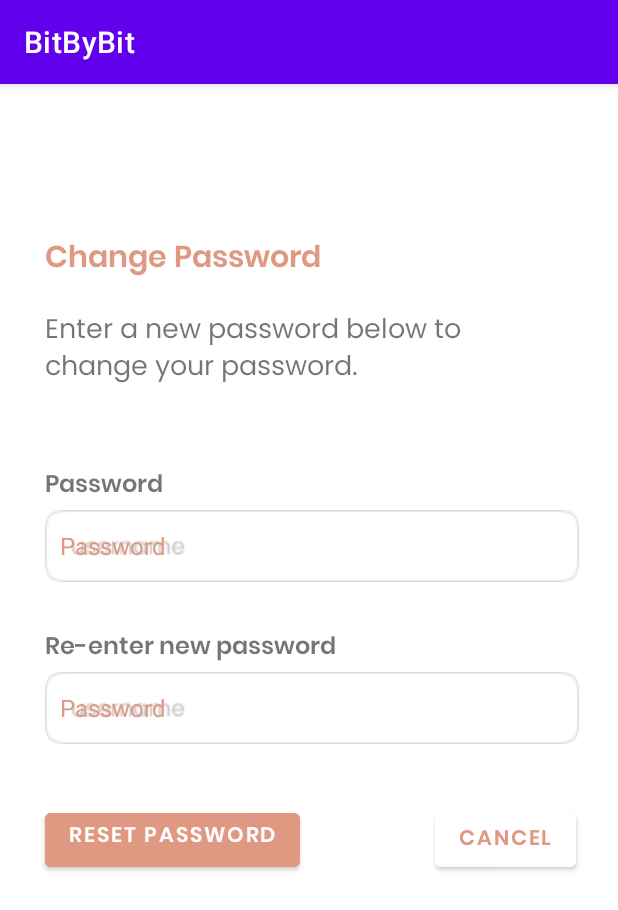
After one commit to adlynasn/BitByBitApp, an Android app: the fragment changePasswordPage shown on its own in the app's theme, on a phone screen of 412 x 824 dp. The commit adds this screen. Shown: the top 910 px of the screen. Run offline under Robolectric (Android 15) with nearby library versions, the phone set to English and light mode, and no system bars.

Commit message:
ui for change password page

```diff
--- /dev/null
+++ b/app/src/main/java/com/example/bitbybit/changePasswordPage.java
@@ -0,0 +1,64 @@
+package com.example.bitbybit;
+
+import android.os.Bundle;
+
+import androidx.fragment.app.Fragment;
+
+import android.view.LayoutInflater;
+import android.view.View;
+import android.view.ViewGroup;
+
+/**
+ * A simple {@link Fragment} subclass.
+ * Use the {@link changePasswordPage#newInstance} factory method to
+ * create an instance of this fragment.
+ */
+public class changePasswordPage extends Fragment {
+
+    // TODO: Rename parameter arguments, choose names that match
+    // the fragment initialization parameters, e.g. ARG_ITEM_NUMBER
+    private static final String ARG_PARAM1 = "param1";
+    private static final String ARG_PARAM2 = "param2";
+
+    // TODO: Rename and change types of parameters
+    private String mParam1;
+    private String mParam2;
+
+    public changePasswordPage() {
+        // Required empty public constructor
+    }
+
+    /**
+     * Use this factory method to create a new instance of
+     * this fragment using the provided parameters.
+     *
+     * @param param1 Parameter 1.
+     * @param param2 Parameter 2.
+     * @return A new instance of fragment changePasswordPage.
+     */
+    // TODO: Rename and change types and number of parameters
+    public static changePasswordPage newInstance(String param1, String param2) {
+        changePasswordPage fragment = new changePasswordPage();
+        Bundle args = new Bundle();
+        args.putString(ARG_PARAM1, param1);
+        args.putString(ARG_PARAM2, param2);
+        fragment.setArguments(args);
+        return fragment;
+    }
+
+    @Override
+    public void onCreate(Bundle savedInstanceState) {
+        super.onCreate(savedInstanceState);
+        if (getArguments() != null) {
+            mParam1 = getArguments().getString(ARG_PARAM1);
+            mParam2 = getArguments().getString(ARG_PARAM2);
+        }
+    }
+
+    @Override
+    public View onCreateView(LayoutInflater inflater, ViewGroup container,
+                             Bundle savedInstanceState) {
+        // Inflate the layout for this fragment
+        return inflater.inflate(R.layout.fragment_change_password_page, container, false);
+    }
+}
--- /dev/null
+++ b/app/src/main/res/layout/fragment_change_password_page.xml
@@ -0,0 +1,124 @@
+<?xml version="1.0" encoding="utf-8"?>
+<RelativeLayout xmlns:android="http://schemas.android.com/apk/res/android"
+    xmlns:tools="http://schemas.android.com/tools"
+    android:layout_width="match_parent"
+    android:layout_height="match_parent"
+    tools:context=".changePasswordPage">
+
+    <TextView
+        android:id="@+id/changePasswordTitle"
+        android:layout_width="247dp"
+        android:layout_height="40dp"
+        android:layout_alignParentStart="true"
+        android:layout_alignParentTop="true"
+        android:layout_marginStart="30dp"
+        android:layout_marginTop="100dp"
+        android:layout_marginEnd="50dp"
+        android:layout_marginRight="35dp"
+        android:layout_marginBottom="50dp"
+        android:fontFamily="@font/poppins_semibold"
+        android:gravity="left"
+        android:textColor="@color/pastel_red"
+        android:text="Change Password"
+        android:textSize="20sp" />
+
+    <TextView
+        android:id="@+id/changePasswordDesc"
+        android:layout_width="333dp"
+        android:layout_height="74dp"
+        android:layout_below="@id/changePasswordTitle"
+        android:layout_alignParentStart="true"
+        android:layout_marginStart="30dp"
+        android:layout_marginTop="-40dp"
+        android:fontFamily="@font/poppins"
+        android:gravity="left"
+        android:text="Enter a new password below to change your password."
+        android:textSize="18sp" />
+
+    <TextView
+        android:id="@+id/passwordTitle"
+        android:layout_below="@id/changePasswordDesc"
+        android:layout_width="247dp"
+        android:layout_height="40dp"
+        android:layout_alignParentStart="true"
+        android:layout_marginStart="30dp"
+        android:layout_marginTop="30dp"
+        android:fontFamily="@font/poppins_semibold"
+        android:gravity="left"
+        android:text="Password"
+        android:textSize="16sp" />
+
+    <EditText
+        android:id="@+id/newPassword"
+        android:layout_width="356dp"
+        android:layout_height="wrap_content"
+        android:layout_below="@id/passwordTitle"
+        android:layout_alignParentStart="true"
+        android:layout_marginLeft="30dp"
+        android:background="@drawable/field"
+        android:drawablePadding="20dp"
+        android:layout_marginTop="-10dp"
+        android:hint="Password"
+        android:minHeight="48dp"
+        android:padding="10dp"
+        android:textColorHint="@color/pastel_red"
+        android:textSize="16sp" />
+
+    <TextView
+        android:id="@+id/newPasswordTitle"
+        android:layout_below="@id/newPassword"
+        android:layout_width="247dp"
+        android:layout_height="40dp"
+        android:layout_alignParentStart="true"
+        android:layout_marginStart="30dp"
+        android:layout_marginTop="30dp"
+        android:fontFamily="@font/poppins_semibold"
+        android:gravity="left"
+        android:text="Re-enter new password"
+        android:textSize="16sp" />
+
+    <EditText
+        android:id="@+id/reEnteredPassword"
+        android:layout_width="356dp"
+        android:layout_height="wrap_content"
+        android:layout_below="@id/newPasswordTitle"
+        android:layout_alignParentStart="true"
+        android:layout_marginLeft="30dp"
+        android:background="@drawable/field"
+        android:drawablePadding="20dp"
+        android:layout_marginTop="-10dp"
+        android:hint="Password"
+        android:minHeight="48dp"
+        android:padding="10dp"
+        android:textColorHint="@color/pastel_red"
+        android:textSize="16sp" />
+
+    <Button
+        android:id="@+id/resetPasswordButton"
+        android:layout_width="wrap_content"
+        android:layout_height="wrap_content"
+        android:layout_below="@id/reEnteredPassword"
+        android:gravity="left"
+        android:layout_marginLeft="30dp"
+        android:layout_marginTop="40dp"
+        android:backgroundTint="@color/pastel_red"
+        android:fontFamily="@font/poppins_semibold"
+        android:text="RESET PASSWORD"
+        android:textSize="14sp"
+        />
+
+    <Button
+        android:id="@+id/returnToLoginPageButton"
+        android:layout_width="wrap_content"
+        android:layout_height="wrap_content"
+        android:layout_below="@id/reEnteredPassword"
+        android:layout_marginTop="40dp"
+        android:layout_marginLeft="290dp"
+        android:backgroundTint="@color/white"
+        android:fontFamily="@font/poppins_semibold"
+        android:text="CANCEL"
+        android:textColor="@color/pastel_red"
+        android:textSize="14sp" />
+
+
+</RelativeLayout>
--- a/app/src/main/res/layout/fragment_login_page.xml
+++ b/app/src/main/res/layout/fragment_login_page.xml
@@ -17,11 +17,7 @@
         android:layout_alignParentStart="true"
         android:layout_alignParentTop="true"
         android:layout_marginStart="72dp"
-        android:layout_marginLeft="35dp"
-        android:layout_marginRight="35dp"
         android:layout_marginTop="265dp"
-        android:layout_marginEnd="50dp"
-        android:layout_marginBottom="50dp"
         android:fontFamily="@font/poppins_semibold"
         android:gravity="center_horizontal|top"
         android:text="Bit by Bit"
@@ -68,9 +64,8 @@
         android:layout_height="wrap_content"
         android:layout_below="@id/username"
         android:layout_alignParentStart="true"
-        android:layout_alignParentTop="true"
         android:layout_marginLeft="35dp"
-        android:layout_marginTop="450dp"
+        android:layout_marginTop="20dp"
         android:layout_marginRight="35dp"
         android:background="@drawable/field"
         android:drawableStart="@drawable/ic_baseline_password_24"
@@ -88,7 +83,7 @@
         android:layout_height="wrap_content"
         android:layout_below="@id/password"
         android:layout_centerHorizontal="true"
-        android:layout_marginTop="40dp"
+        android:layout_marginTop="50dp"
         android:fontFamily="@font/poppins_semibold"
         android:text="Login"
         android:textSize="14sp"
@@ -100,10 +95,11 @@
         android:layout_height="wrap_content"
         android:layout_marginLeft="35dp"
         android:layout_below="@id/password"
-        android:layout_marginTop="7dp"
+        android:layout_marginTop="14dp"
         android:fontFamily="@font/poppins"
         android:text="Forgot Password"
         android:background="#00000000"
+        android:textColor="@color/white"
         android:textSize="12sp"
         />
 
@@ -113,11 +109,12 @@
         android:layout_height="wrap_content"
         android:layout_marginLeft="220dp"
         android:layout_below="@id/password"
-        android:layout_marginTop="7dp"
+        android:layout_marginTop="14dp"
         android:fontFamily="@font/poppins"
         android:text="Register Account"
         android:background="#00000000"
         android:textSize="12sp"
+        android:textColor="@color/white"
         />
 
 </RelativeLayout>
--- a/app/src/main/res/layout/fragment_profile_page.xml
+++ b/app/src/main/res/layout/fragment_profile_page.xml
@@ -8,7 +8,7 @@
 
 
     <TextView
-        android:id="@+id/registerTitle"
+        android:id="@+id/profileTitle"
         android:layout_width="247dp"
         android:layout_height="40dp"
         android:layout_alignParentStart="true"
@@ -33,9 +33,9 @@
         app:civ_border_color="#FF000000"
         app:civ_border_width="1dp"
         android:layout_alignParentStart="true"
-        android:layout_alignParentTop="true"
+        android:layout_below="@id/profileTitle"
         android:layout_marginStart="30dp"
-        android:layout_marginTop="120dp"
+        android:layout_marginTop="-25dp"
         />
 
     <Button
@@ -44,9 +44,9 @@
         android:layout_height="wrap_content"
         android:layout_centerHorizontal="true"
         android:layout_alignParentStart="true"
-        android:layout_alignParentTop="true"
         android:layout_marginStart="240dp"
-        android:layout_marginTop="120dp"
+        android:layout_marginTop="-25dp"
+        android:layout_below="@id/profileTitle"
         android:backgroundTint="@color/white"
         android:fontFamily="@font/poppins_semibold"
         android:text="Edit Profile"
@@ -75,9 +75,9 @@
         android:layout_width="247dp"
         android:layout_height="40dp"
         android:layout_alignParentStart="true"
-        android:layout_alignParentTop="true"
+        android:layout_below="@id/profileImage"
         android:layout_marginStart="30dp"
-        android:layout_marginTop="240dp"
+        android:layout_marginTop="20dp"
         android:layout_marginEnd="50dp"
         android:layout_marginRight="35dp"
         android:layout_marginBottom="50dp"
@@ -92,18 +92,17 @@
         android:id="@+id/userBio"
         android:layout_width="247dp"
         android:layout_height="40dp"
+        android:layout_alignParentStart="true"
         android:layout_below="@id/name"
-        android:layout_alignParentStart="true"
-        android:layout_alignParentTop="true"
         android:layout_marginStart="30dp"
-        android:layout_marginTop="280dp"
+        android:layout_marginTop="-50dp"
         android:layout_marginEnd="50dp"
         android:layout_marginRight="35dp"
         android:layout_marginBottom="50dp"
         android:fontFamily="@font/poppins"
         android:gravity="left"
         android:text="@string/app_name"
-        android:textSize="20sp"
+        android:textSize="18sp"
         />
     <!--        at line 104, change @string/app_name to user_bio -->
 
@@ -116,6 +115,7 @@
         android:backgroundTint="@color/pastel_red"
         android:fontFamily="@font/poppins_semibold"
         android:text="VIEW ACHIEVEMENTS"
+        android:layout_marginTop="-20dp"
         android:textSize="14sp"
         />
 
--- a/app/src/main/res/layout/fragment_register_page.xml
+++ b/app/src/main/res/layout/fragment_register_page.xml
@@ -15,7 +15,6 @@
         android:layout_marginStart="30dp"
         android:layout_marginTop="170dp"
         android:layout_marginEnd="50dp"
-        android:layout_marginRight="35dp"
         android:layout_marginBottom="50dp"
         android:fontFamily="@font/poppins_semibold"
         android:gravity="left"
@@ -32,7 +31,6 @@
         android:layout_marginStart="40dp"
         android:layout_marginTop="255dp"
         android:layout_marginEnd="50dp"
-        android:layout_marginRight="35dp"
         android:layout_marginBottom="50dp"
         android:fontFamily="@font/poppins_semibold"
         android:gravity="left"
@@ -67,7 +65,6 @@
         android:layout_marginStart="40dp"
         android:layout_marginTop="350dp"
         android:layout_marginEnd="50dp"
-        android:layout_marginRight="35dp"
         android:layout_marginBottom="50dp"
         android:fontFamily="@font/poppins_semibold"
         android:gravity="left"
@@ -102,7 +99,6 @@
         android:layout_marginStart="40dp"
         android:layout_marginTop="445dp"
         android:layout_marginEnd="50dp"
-        android:layout_marginRight="35dp"
         android:layout_marginBottom="50dp"
         android:fontFamily="@font/poppins_semibold"
         android:gravity="left"
@@ -137,7 +133,6 @@
         android:layout_marginStart="40dp"
         android:layout_marginTop="540dp"
         android:layout_marginEnd="50dp"
-        android:layout_marginRight="35dp"
         android:layout_marginBottom="50dp"
         android:fontFamily="@font/poppins_semibold"
         android:gravity="left"
```
